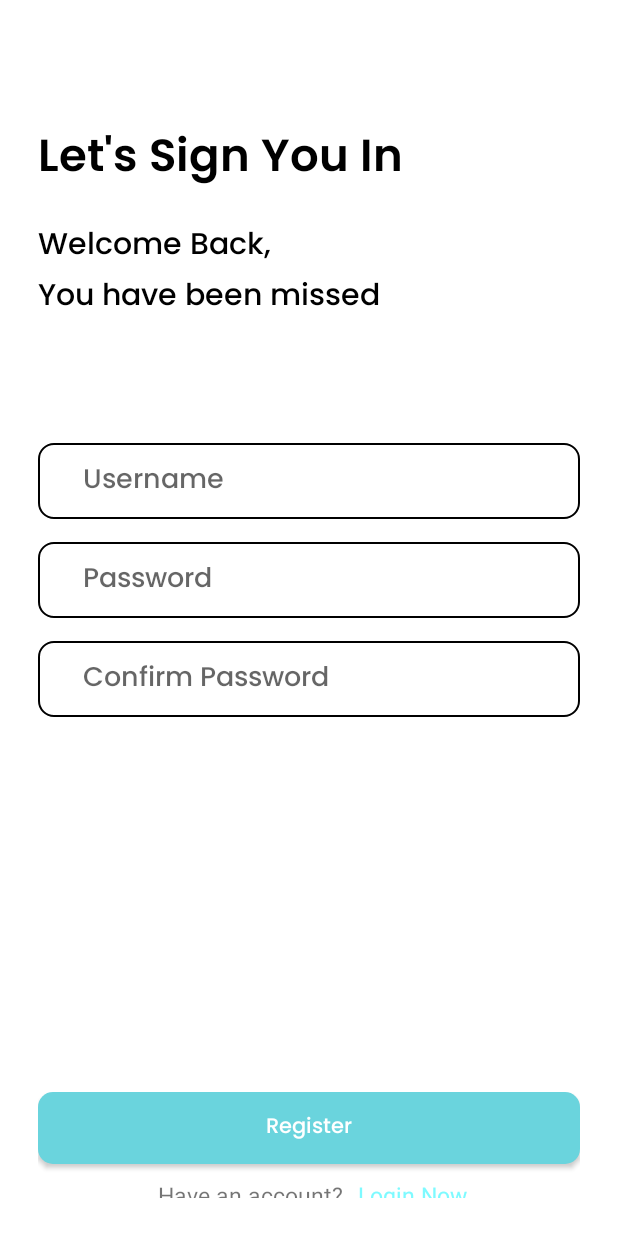
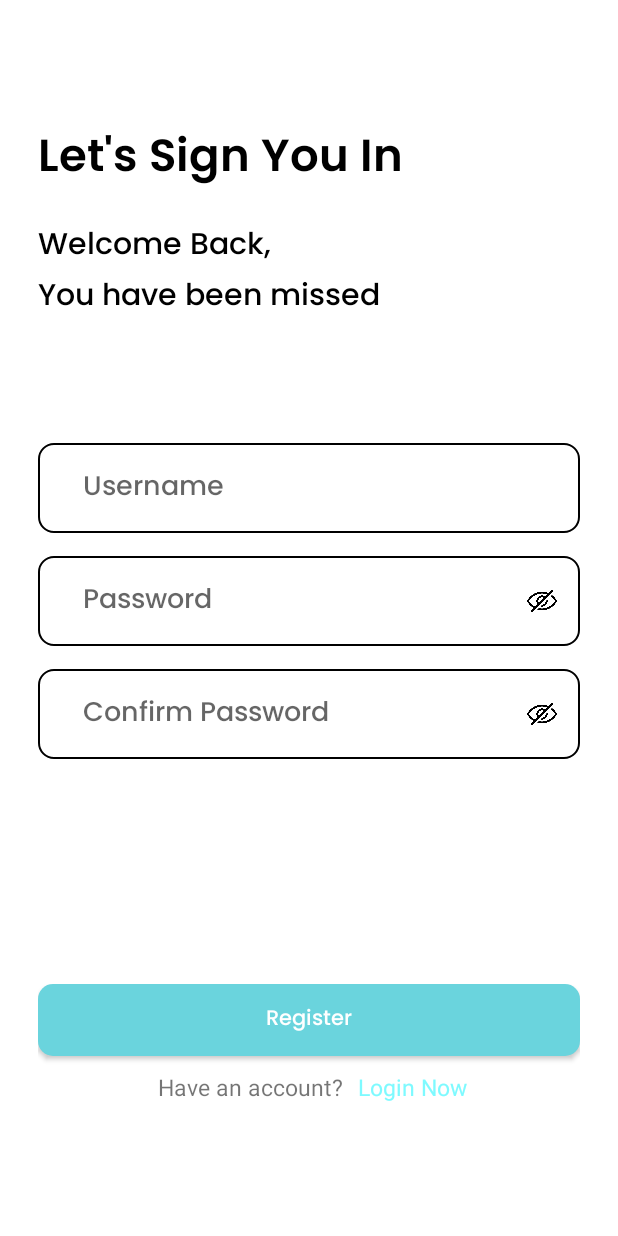
Before and after one commit to TA-PBB/client-side, an Android app: the RegisterActivity screen opened directly, with no data from a screen before it, on a phone screen of 412 x 824 dp. Run offline under Robolectric (Android 15) with nearby library versions, the phone set to English and light mode, and no system bars.

```diff
--- a/app/src/main/java/com/example/taskmaster/ui/RegisterActivity.kt
+++ b/app/src/main/java/com/example/taskmaster/ui/RegisterActivity.kt
@@ -3,8 +3,12 @@ package com.example.taskmaster.ui
 import android.content.Intent
 import android.content.SharedPreferences
 import android.os.Bundle
+import android.text.method.HideReturnsTransformationMethod
+import android.text.method.PasswordTransformationMethod
+import android.view.View
 import android.widget.Button
 import android.widget.EditText
+import android.widget.ImageView
 import android.widget.TextView
 import android.widget.Toast
 import androidx.appcompat.app.AppCompatActivity
@@ -23,6 +27,7 @@ class RegisterActivity : AppCompatActivity() {
     private lateinit var confirmPasswordEditText: EditText
     private lateinit var registerButton: Button
     private lateinit var tvLoginNow: TextView
+    private lateinit var ivEyePasswordRegister: ImageView
     private lateinit var sharedPreferences: SharedPreferences
 
     override fun onCreate(savedInstanceState: Bundle?) {
@@ -36,7 +41,33 @@ class RegisterActivity : AppCompatActivity() {
         confirmPasswordEditText = findViewById(R.id.etcpassreg)
         registerButton = findViewById(R.id.btnreg)
         tvLoginNow = findViewById(R.id.tvlognow)
+        ivEyePasswordRegister = findViewById(R.id.ivShowPasswordReg)
+        ivEyePasswordRegister.setImageResource(R.drawable.hideye)
+        ivEyePasswordRegister.setOnClickListener(View.OnClickListener {
+            if(passwordEditText.getTransformationMethod().equals(HideReturnsTransformationMethod.getInstance())){
+                passwordEditText.setTransformationMethod(PasswordTransformationMethod.getInstance())
 
+                ivEyePasswordRegister.setImageResource(R.drawable.hideye)
+            }else{
+                passwordEditText.setTransformationMethod(HideReturnsTransformationMethod.getInstance())
+                ivEyePasswordRegister.setImageResource(R.drawable.eyepassword)
+            }
+
+        })
+
+        val ivEyePasswordConfirm = findViewById<ImageView>(R.id.ivShowPasswordConf)
+        ivEyePasswordConfirm.setImageResource(R.drawable.hideye)
+        ivEyePasswordConfirm.setOnClickListener(View.OnClickListener {
+            if(confirmPasswordEditText.getTransformationMethod().equals(HideReturnsTransformationMethod.getInstance())){
+                confirmPasswordEditText.setTransformationMethod(PasswordTransformationMethod.getInstance())
+
+                ivEyePasswordConfirm.setImageResource(R.drawable.hideye)
+            }else{
+                confirmPasswordEditText.setTransformationMethod(HideReturnsTransformationMethod.getInstance())
+                ivEyePasswordConfirm.setImageResource(R.drawable.eyepassword)
+            }
+
+        })
         registerButton.setOnClickListener {
             registerUser()
         }
--- a/app/src/main/res/layout/activity_register.xml
+++ b/app/src/main/res/layout/activity_register.xml
@@ -34,32 +34,69 @@
         android:paddingBottom="80sp"/>
     <EditText
         android:layout_width="match_parent"
-        android:layout_height="wrap_content"
+        android:layout_height="60dp"
         android:fontFamily="@font/poppinsmedium"
         android:hint="Username"
         android:id="@+id/etusrnmreg"
         android:gravity="start|center_vertical"
         android:background="@drawable/etstyle" />
 
+    <RelativeLayout
+        android:layout_width="wrap_content"
+        android:layout_height="wrap_content"
+        android:layout_alignParentTop="true">
     <EditText
         android:layout_width="match_parent"
-        android:layout_height="wrap_content"
+        android:layout_height="60dp"
+        android:layout_marginTop="15sp"
         android:hint="Password"
         android:fontFamily="@font/poppinsmedium"
         android:id="@+id/etpassreg"
+        android:inputType="textPassword"
         android:gravity="start|center_vertical"
         android:background="@drawable/etstyle"
-        android:layout_marginTop="15sp"/>
+        />
+
+        <ImageView
+            android:id="@+id/ivShowPasswordReg"
+            android:layout_marginTop="15sp"
+            android:layout_width="30dp"
+            android:layout_height="60dp"
+            android:layout_alignParentRight="true"
+            android:layout_marginRight="5dp"
+            android:layout_marginLeft="15dp"
+            android:paddingRight="10dp" />
+    </RelativeLayout>
+
+    <RelativeLayout
+        android:layout_width="wrap_content"
+        android:layout_height="wrap_content"
+
+        android:layout_alignParentTop="true">
     <EditText
         android:layout_width="match_parent"
-        android:layout_height="wrap_content"
+        android:layout_height="60dp"
+        android:layout_marginTop="15sp"
+        android:layout_marginBottom="30dp"
         android:hint="Confirm Password"
         android:fontFamily="@font/poppinsmedium"
+        android:inputType="textPassword"
         android:id="@+id/etcpassreg"
         android:gravity="start|center_vertical"
         android:background="@drawable/etstyle"
-        android:layout_marginTop="15sp"
-        android:layout_marginBottom="250sp"/>
+
+        />
+        <ImageView
+            android:id="@+id/ivShowPasswordConf"
+            android:layout_marginTop="15sp"
+            android:layout_width="30dp"
+            android:layout_height="60dp"
+            android:layout_marginBottom="150dp"
+            android:layout_alignParentRight="true"
+            android:layout_marginRight="5dp"
+            android:layout_marginLeft="15dp"
+            android:paddingRight="10dp" />
+    </RelativeLayout>
     <Button
         android:layout_width="match_parent"
         android:layout_height="wrap_content"
```
Also changed, not shown: app/src/main/java/com/example/taskmaster/ui/LoginActivity.kt (+5 -5 lines).
